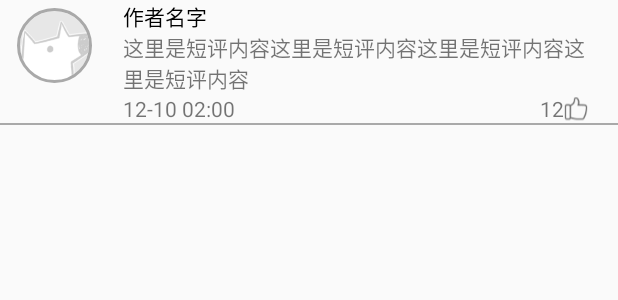
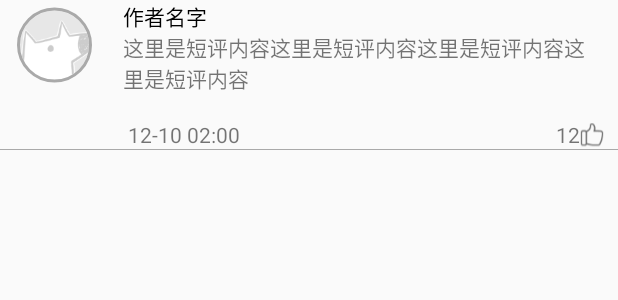
Before and after one commit to 19020011038/ZhiHu-News, an Android app: the layout item_short_comments.xml on its own in the app's theme, with its tools: preview values and no code run, on a phone screen of 412 x 824 dp. Shown: the top 300 px of the screen. Run offline under Robolectric (Android 15) with nearby library versions, the phone set to English and light mode, and no system bars.

Commit message:
实现了把评论中的时间戳转化为时间，修改了评论页面的UI

```diff
--- a/app/src/main/AndroidManifest.xml
+++ b/app/src/main/AndroidManifest.xml
@@ -7,7 +7,7 @@
 
     <application
         android:allowBackup="true"
-        android:icon="@mipmap/ic_launcher"
+        android:icon="@drawable/logo"
         android:label="@string/app_name"
         android:roundIcon="@mipmap/ic_launcher_round"
         android:supportsRtl="true"
--- a/app/src/main/java/com/example/zhihuribao/Activity/MainActivity.java
+++ b/app/src/main/java/com/example/zhihuribao/Activity/MainActivity.java
@@ -263,6 +263,7 @@ public class MainActivity extends AppCompatActivity implements MyViewPager.OnVie
 //            }
             }
         }
+        RefreshFlag = 1;
     }
 
     @Override
--- a/app/src/main/res/layout/item_short_comments.xml
+++ b/app/src/main/res/layout/item_short_comments.xml
@@ -2,12 +2,12 @@
 <LinearLayout xmlns:android="http://schemas.android.com/apk/res/android"
     xmlns:app="http://schemas.android.com/apk/res-auto"
     android:layout_width="match_parent"
-    android:layout_height="wrap_content"
+    android:layout_height="100dp"
     android:orientation="vertical">
 
     <LinearLayout
         android:layout_width="match_parent"
-        android:layout_height="wrap_content"
+        android:layout_height="80dp"
         android:orientation="horizontal">
 
         <LinearLayout
@@ -45,7 +45,7 @@
 
         <LinearLayout
             android:layout_width="0dp"
-            android:layout_height="wrap_content"
+            android:layout_height="80dp"
             android:layout_weight="8"
             android:orientation="vertical">
 
@@ -64,11 +64,23 @@
                 android:text="这里是短评内容这里是短评内容这里是短评内容这里是短评内容" />
 
 
+        </LinearLayout>
+
+        <LinearLayout
+            android:layout_width="0dp"
+            android:layout_height="match_parent"
+            android:layout_weight="0.3" />
+    </LinearLayout>
 
     <LinearLayout
         android:layout_width="match_parent"
         android:layout_height="wrap_content"
+        android:layout_gravity="bottom"
         android:orientation="horizontal">
+        <LinearLayout
+            android:layout_width="0dp"
+            android:layout_height="match_parent"
+            android:layout_weight="2.1" />
 
         <TextView
             android:id="@+id/short_comments_time"
@@ -91,18 +103,12 @@
                 android:layout_height="match_parent"
                 android:text="12" />
 
+
             <ImageView
                 android:layout_width="wrap_content"
                 android:layout_height="match_parent"
                 android:src="@drawable/pinglunzan" />
         </LinearLayout>
-            </LinearLayout>
-        </LinearLayout>
-
-        <LinearLayout
-            android:layout_width="0dp"
-            android:layout_height="match_parent"
-            android:layout_weight="0.3" />
     </LinearLayout>
 
     <LinearLayout
```
Also changed, not shown: app/src/main/java/com/example/zhihuribao/Activity/CommentsActivity.java (+35 -3 lines). Lines whose indentation alone changed are shown as unchanged.
